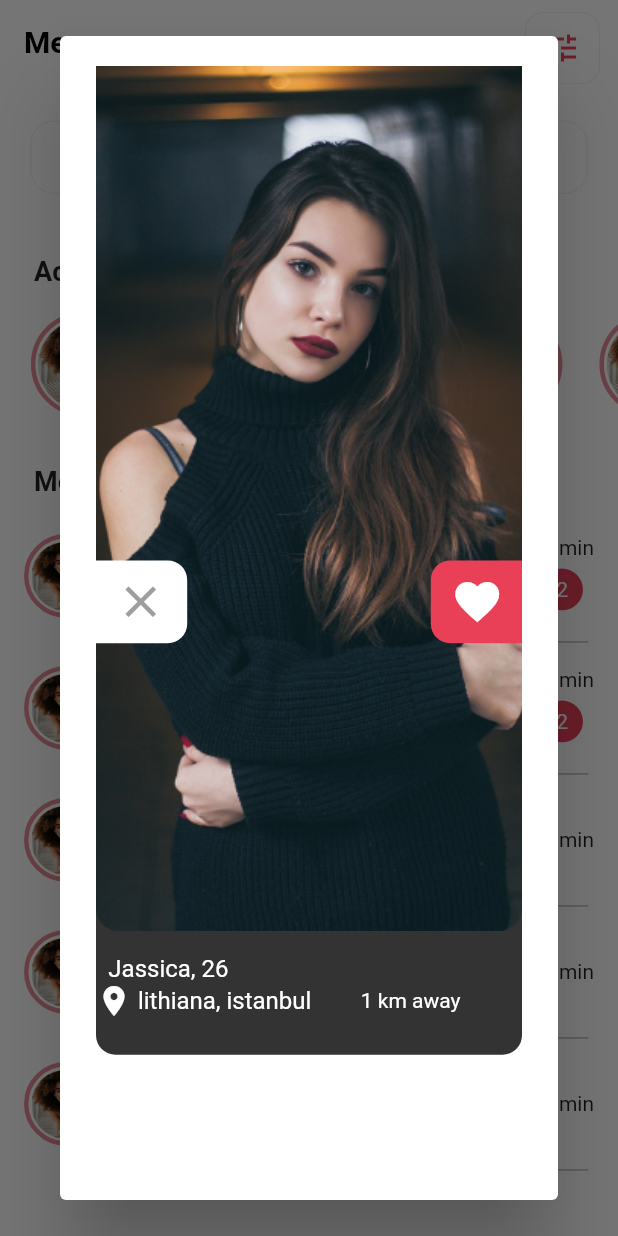
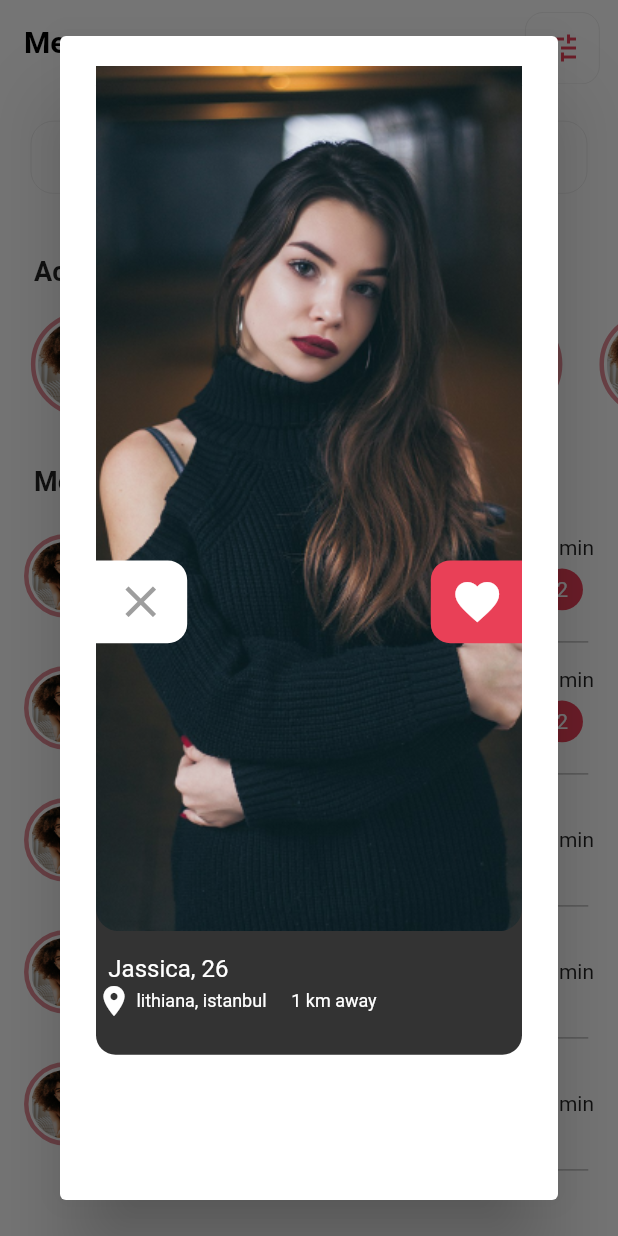
Before and after one commit to dada78778/videocall, a Flutter app: the MessagePage screen opened directly, after a tap on "You", on a phone screen of 412 x 824 dp. Run offline on Flutter 3.47's test engine with Material 2 defaults, Android fonts, the phone set to English and light mode, and no system bars; our stand-ins replace pinput.

Commit message:
some_Done_ui

```diff
--- a/lib/screens/message.page.dart
+++ b/lib/screens/message.page.dart
@@ -129,15 +129,15 @@ class MessagePage extends StatelessWidget {
                                                   children: [
                                                     Icon(Icons.location_on,color: Colors.white),
                                                     Text(" lithiana, istanbul",maxLines: 2,style: TextStyle(
-                                                      color: Colors.white,
+                                                      color: Colors.white,fontSize: 12.0,
                                                     ),),
                                                   ],
                                                 ),
-                                                SizedBox(width: width * .08),
+                                                SizedBox(width: width * .04),
                                                 const Expanded(
                                                   flex: 1,
                                                   child: Text("1 km away",style: TextStyle(
-                                                    color: Colors.white,fontSize: 14.0,
+                                                    color: Colors.white,fontSize: 12.0,
                                                   ),),)
                                               ],
                                             )
```
Also changed, not shown: lib/screens/home.page.dart (+4 -4 lines), lib/screens/profile.dart (+6 -3 lines).
